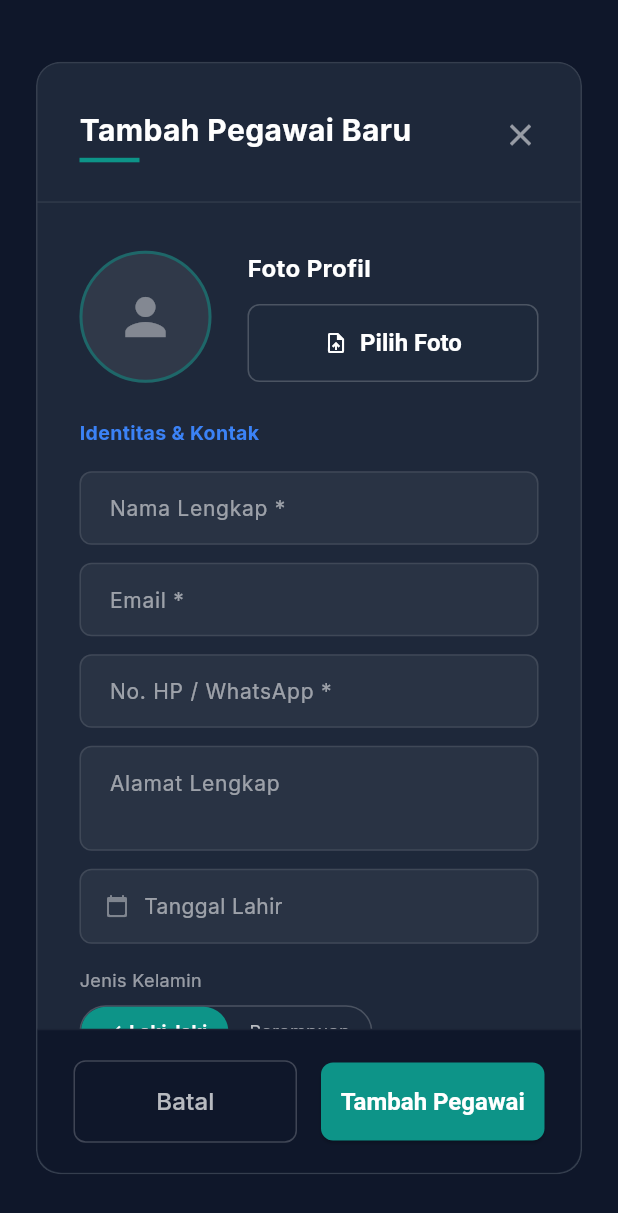
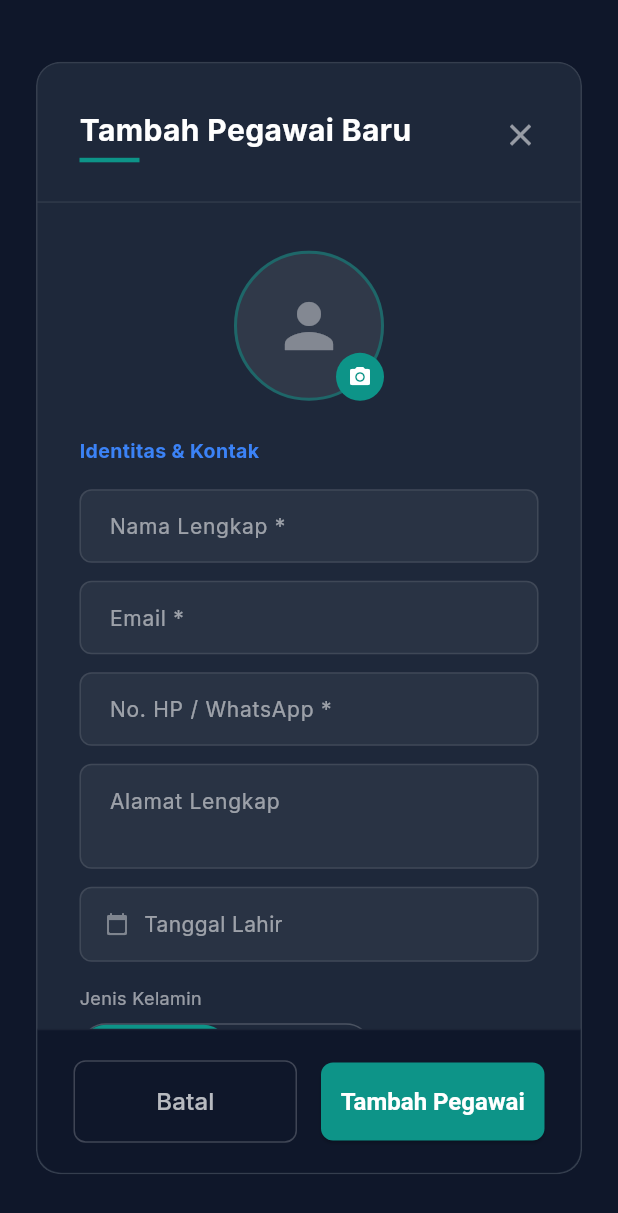
Before and after one commit to KhemalMS/kasir-ai, a Flutter app: the StaffFormScreen widget shown alone on an empty page, opened directly, on a phone screen of 412 x 824 dp. Shown: the top 1213 px of the screen. Run offline on Flutter 3.47's test engine with Material 3 defaults, Android fonts, the phone set to English and light mode, and no system bars; our stand-ins replace google_fonts, image_picker, multicast_dns, pdf, shared_preferences; missing offline and left inert: dart:html, dart:js_interop; accounts and stored records are empty; network calls fail.

Commit message:
style: redesign avatar layout and update terminology from staff to pegawai

```diff
--- a/apps/mobile/lib/providers/settings_provider.dart
+++ b/apps/mobile/lib/providers/settings_provider.dart
@@ -156,7 +156,7 @@ class SettingsProvider extends ChangeNotifier {
     // Nav
     'dashboard': 'Dashboard',
     'products': 'Produk',
-    'staff': 'Staff',
+    'staff': 'Pegawai',
     'reports': 'Laporan',
     'settings': 'Pengaturan',
 
@@ -331,7 +331,7 @@ class SettingsProvider extends ChangeNotifier {
     // Nav
     'dashboard': 'Dashboard',
     'products': 'Products',
-    'staff': 'Staff',
+    'staff': 'Pegawai',
     'reports': 'Reports',
     'settings': 'Settings',
 
--- a/apps/mobile/lib/screens/staff_form_screen.dart
+++ b/apps/mobile/lib/screens/staff_form_screen.dart
@@ -554,11 +554,15 @@ class _StaffFormScreenState extends State<StaffFormScreen> {
   }
 
   Widget _buildAvatar() {
-    return Row(
+    return Center(
+      child: Stack(
         children: [
-        Container(
-          width: 88,
-          height: 88,
+          // Lingkaran Avatar Utama
+          GestureDetector(
+            onTap: _isUploadingAvatar ? null : _pickAndUploadImage,
+            child: Container(
+              width: 100,
+              height: 100,
               decoration: BoxDecoration(
                 shape: BoxShape.circle,
                 color: Colors.white.withOpacity(0.08),
@@ -570,40 +574,36 @@ class _StaffFormScreenState extends State<StaffFormScreen> {
                       )
                     : null,
               ),
-          child: (_imageUrl == null || _imageUrl!.isEmpty)
-              ? Icon(Icons.person, color: Colors.white.withOpacity(0.4), size: 40)
+              child: _isUploadingAvatar
+                  ? const Center(child: CircularProgressIndicator(color: AppTheme.primary))
+                  : (_imageUrl == null || _imageUrl!.isEmpty)
+                      ? Icon(Icons.person, color: Colors.white.withOpacity(0.4), size: 48)
                       : null,
             ),
-        const SizedBox(width: 24),
-        Expanded(
-          child: Column(
-            crossAxisAlignment: CrossAxisAlignment.start,
-            children: [
-              const Text(
-                'Foto Profil',
-                style: TextStyle(color: Colors.white, fontSize: 16, fontWeight: FontWeight.bold),
           ),
-              const SizedBox(height: 12),
-              ElevatedButton.icon(
-                onPressed: _isUploadingAvatar ? null : _pickAndUploadImage,
-                icon: _isUploadingAvatar
-                    ? const SizedBox(width: 16, height: 16, child: CircularProgressIndicator(color: Colors.white, strokeWidth: 2))
-                    : const Icon(Icons.upload_file, size: 16),
-                label: Text(_isUploadingAvatar ? 'Mengunggah...' : (_imageUrl == null || _imageUrl!.isEmpty ? 'Pilih Foto' : 'Ganti Foto')),
-                style: ElevatedButton.styleFrom(
-                  backgroundColor: AppTheme.surfaceDark,
-                  foregroundColor: Colors.white,
 
-                  side: BorderSide(color: Colors.white.withOpacity(0.2)),
-                  shape: RoundedRectangleBorder(borderRadius: BorderRadius.circular(8)),
-                  padding: const EdgeInsets.symmetric(horizontal: 16, vertical: 12),
-                  elevation: 0,
+          // Ikon Kamera Overlay di Sudut Kanan Bawah
+          Positioned(
+            bottom: 0,
+            right: 0,
+            child: GestureDetector(
+              onTap: _isUploadingAvatar ? null : _pickAndUploadImage,
+              child: Container(
+                padding: const EdgeInsets.all(8),
+                decoration: const BoxDecoration(
+                  color: Color(0xFF0D9488),
+                  shape: BoxShape.circle,
+                ),
+                child: const Icon(
+                  Icons.camera_alt,
+                  color: Colors.white,
+                  size: 16,
+                ),
+              ),
             ),
           ),
         ],
       ),
-        ),
-      ],
     );
   }
 
--- a/apps/mobile/lib/screens/staff_management_screen.dart
+++ b/apps/mobile/lib/screens/staff_management_screen.dart
@@ -73,7 +73,7 @@ class _StaffManagementScreenState extends State<StaffManagementScreen> {
           crossAxisAlignment: CrossAxisAlignment.start,
           children: [
             const Text(
-              'Manajemen Staff',
+              'Manajemen Pegawai',
               style: TextStyle(
                 fontSize: 28,
                 fontWeight: FontWeight.bold,
@@ -93,7 +93,7 @@ class _StaffManagementScreenState extends State<StaffManagementScreen> {
                 );
               },
               icon: const Icon(Icons.add, color: Colors.white, size: 18),
-              label: const Text('Tambah Staff'),
+              label: const Text('Tambah Pegawai Baru'),
               style: ElevatedButton.styleFrom(
                 backgroundColor: AppTheme.primary,
                 minimumSize: const Size(140, 48), // Override double.infinity from theme
@@ -213,7 +213,7 @@ class _StaffManagementScreenState extends State<StaffManagementScreen> {
                 final staffList = provider.staffList;
                 if (staffList.isEmpty) {
                   return Center(
-                    child: Text('Tidak ada staf ditemukan', style: TextStyle(color: Colors.grey.shade500)),
+                    child: Text('Tidak ada pegawai ditemukan', style: TextStyle(color: Colors.grey.shade500)),
                   );
                 }
 
@@ -342,6 +342,8 @@ class _StaffManagementScreenState extends State<StaffManagementScreen> {
             flex: 1,
             child: Align(
               alignment: Alignment.centerRight,
+              child: Tooltip(
+                message: 'Detail Pegawai',
                 child: IconButton(
                   icon: const Icon(Icons.more_horiz, color: Colors.white54),
                   onPressed: () {
@@ -351,6 +353,7 @@ class _StaffManagementScreenState extends State<StaffManagementScreen> {
                       builder: (context) => StaffDetailScreen(staffId: staff['id']),
                     );
                   },
+                ),
               ),
             ),
           ),
```
Lines whose indentation alone changed are shown as unchanged.
